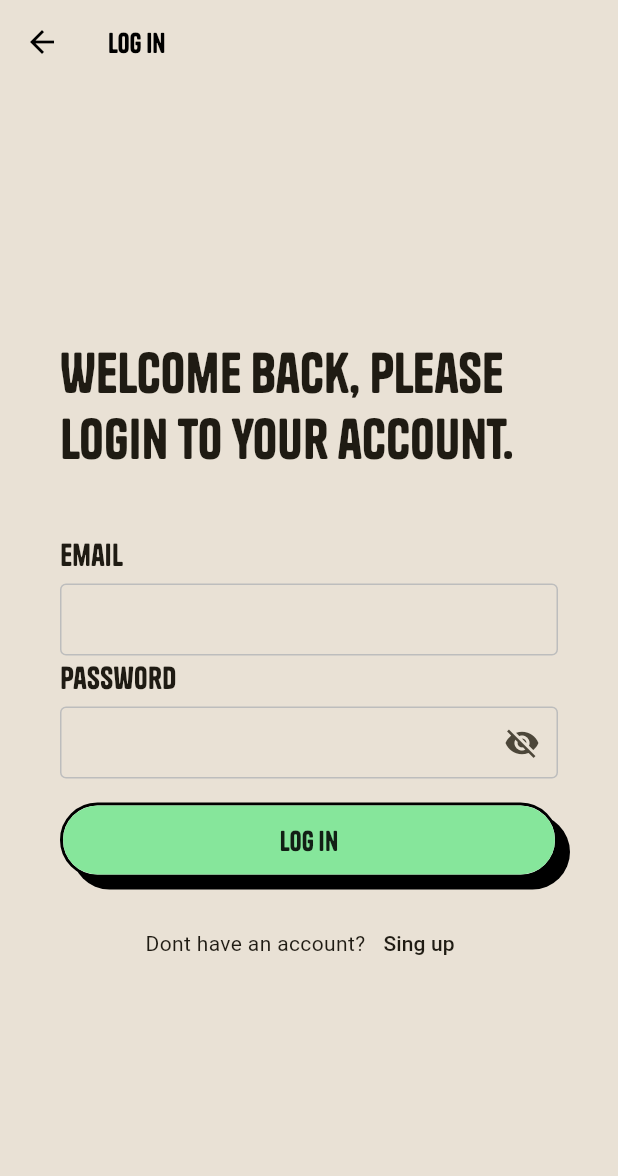
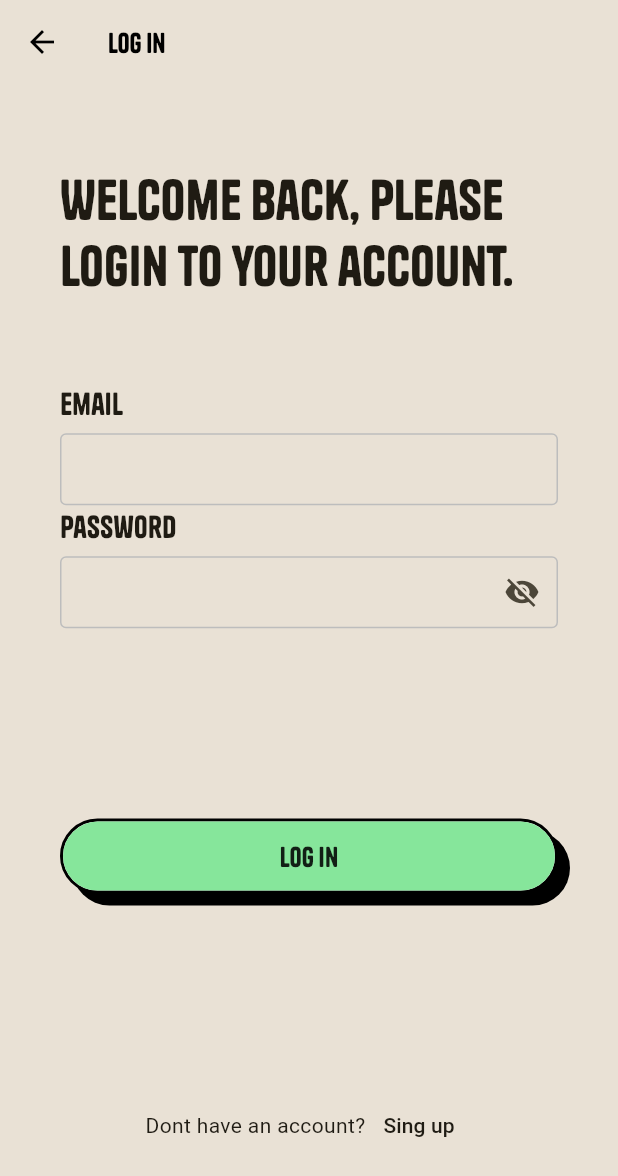
Before and after one commit to iandelu/smartpoke2_app, a Flutter app: the screen it shows after launch, after a tap on "Log in", on a phone screen of 412 x 824 dp. Shown: the top 1176 px of the screen. Run offline on Flutter 3.47's test engine with Material 3 defaults, Android fonts, the phone set to English and light mode, and no system bars; our stand-ins replace cached_network_image, dio, flutter_riverpod, flutter_slidable, flutter_svg, font_awesome_flutter and 7 more; missing offline and left inert: pull_down_button, rich_text_controller; accounts and stored records are empty; generated files the repository leaves out were written again.

```diff
--- a/lib/core/texts.dart
+++ b/lib/core/texts.dart
@@ -1,8 +1,10 @@
 //Login
 const String tSkip = "Skip";
 const String tLogin = "Log in";
-const String tLoginText = "Welcome back, please login to your account.";
+const String tLoginHeader = "Welcome back, please login to your account.";
 const String tSingUp = "Sing up";
+const String tSingUpHeader = "Let's set you up";
+const String tSingUpSubHeader = "Hang in there, as we're creating your account, It's free forever!";
 const String tPassword = "Password";
 const String tConfirmPassword = "Confirm Password";
 const String tEmail = "Email";
--- a/lib/features/user/screens/login_screen.dart
+++ b/lib/features/user/screens/login_screen.dart
@@ -22,18 +22,15 @@ class LoginPage extends StatelessWidget {
         elevation: 0,
         title: const Text(tLogin, style: headline6,),
       ),
-      body: SizedBox(
+      body: SingleChildScrollView(
+        child: Container(
+          padding: const EdgeInsets.symmetric(horizontal: 40),
+          height: MediaQuery.of(context).size.height - 50,
           width: double.infinity,
           child: Column(
               mainAxisAlignment: MainAxisAlignment.spaceEvenly,
-          children: [
-            Container(
-              padding: const EdgeInsets.symmetric(horizontal: 40, vertical: 80),
-              child: Column(
-                mainAxisAlignment: MainAxisAlignment.spaceEvenly,
               children: <Widget>[
-                  const Text(tLoginText, style: headline1,),
-                  const SizedBox(height: 40,),
+                const Text(tLoginHeader, style: headline1,),
                 Column(
                   children: <Widget>[
                     BrutRoundedInputField(label: tEmail,controller: _emailController, ),
@@ -56,9 +53,7 @@ class LoginPage extends StatelessWidget {
                   ],
                 ),
               ],
-              ),
-            ),
-          ],
+          )
         ),
       ),
     );
--- a/lib/features/user/screens/signup_screen.dart
+++ b/lib/features/user/screens/signup_screen.dart
@@ -33,8 +33,8 @@ class SignupPage extends StatelessWidget {
             children: <Widget>[
               Column(
                 children: <Widget>[
-                  const Text(tSingUp, style: headline1,),
-                  Text("Create an account, It's free", style: Theme.of(context).textTheme.titleSmall,),
+                  const Text(tSingUpHeader, style: headline1,),
+                  Text(tSingUpSubHeader, style: Theme.of(context).textTheme.titleSmall, textAlign: TextAlign.center,),
                 ],
               ),
               Column(
```
Also changed, not shown: lib/features/user/models/auth_request.dart (added, +44 -0 lines), lib/features/user/service/auth_service.dart (added, +38 -0 lines), lib/features/user/service/user_service.dart (added, +50 -0 lines), lib/features/user/provider/auth_provider.dart (added). Lines whose indentation alone changed are shown as unchanged.
